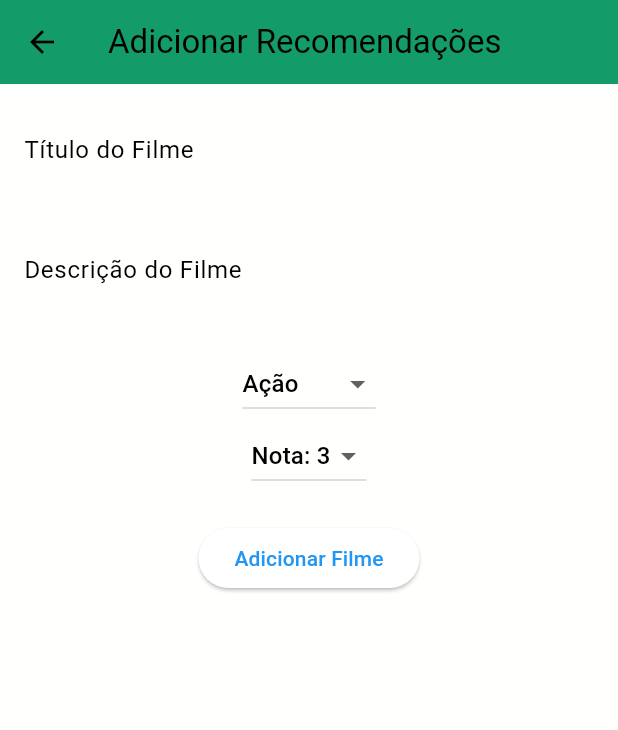
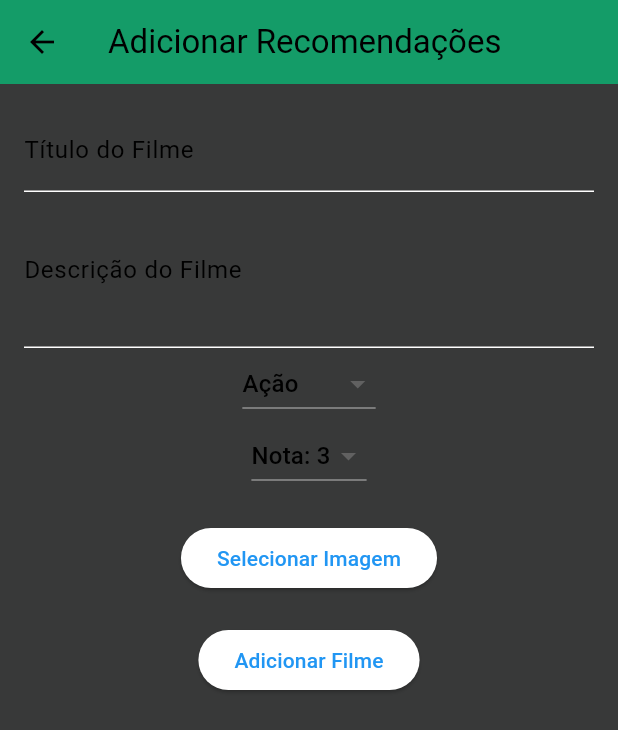
Before and after one commit to arthurhassuma/n1_mobile, a Flutter app: the screen it shows after launch, after a tap on the "add" icon, on a phone screen of 412 x 824 dp. Shown: the top 730 px of the screen. Run offline on Flutter 3.47's test engine with Material 3 defaults, Android fonts, the phone set to English and light mode, and no system bars; our stand-ins replace image_picker.

Commit message:
Versão com imagens sem estilizar

```diff
--- a/lib/add_recommendation_page.dart
+++ b/lib/add_recommendation_page.dart
@@ -1,9 +1,11 @@
 import 'package:flutter/material.dart';
+import 'package:image_picker/image_picker.dart';
+import 'dart:io';
 
 class AddRecommendationPage extends StatefulWidget {
   final Function(Map<String, String>) onAdd;
 
-  AddRecommendationPage({required this.onAdd});
+  const AddRecommendationPage({super.key, required this.onAdd});
 
   @override
   _AddRecommendationPageState createState() => _AddRecommendationPageState();
@@ -14,13 +16,28 @@ class _AddRecommendationPageState extends State<AddRecommendationPage> {
   final TextEditingController descriptionController = TextEditingController();
   String selectedCategory = 'Ação';
   String rating = '3';
+  String? selectedImagePath;
+
+  final ImagePicker _picker = ImagePicker();
+
+  Future<void> _pickImage() async {
+    // Seleciona a imagem da galeria
+    final pickedFile = await _picker.pickImage(source: ImageSource.gallery);
+
+    if (pickedFile != null) {
+      setState(() {
+        // Armazena o caminho completo da imagem para uso com Image.file
+        selectedImagePath = pickedFile.path;
+      });
+    }
+  }
 
   @override
   Widget build(BuildContext context) {
     return Scaffold(
       appBar: AppBar(
-        title: Text('Adicionar Recomendações'),
-        backgroundColor: Color(0xFF149C68),
+        title: const Text('Adicionar Recomendações'),
+        backgroundColor: const Color(0xFF149C68),
       ),
       body: Padding(
         padding: const EdgeInsets.all(16.0),
@@ -28,11 +45,11 @@ class _AddRecommendationPageState extends State<AddRecommendationPage> {
           children: [
             TextField(
               controller: titleController,
-              decoration: InputDecoration(labelText: 'Título do Filme'),
+              decoration: const InputDecoration(labelText: 'Título do Filme'),
             ),
             TextField(
               controller: descriptionController,
-              decoration: InputDecoration(labelText: 'Descrição do Filme'),
+              decoration: const InputDecoration(labelText: 'Descrição do Filme'),
               maxLines: 3,
             ),
             DropdownButton<String>(
@@ -65,7 +82,21 @@ class _AddRecommendationPageState extends State<AddRecommendationPage> {
                 });
               },
             ),
-            SizedBox(height: 20),
+            const SizedBox(height: 20),
+            ElevatedButton(
+              onPressed: _pickImage,
+              child: const Text('Selecionar Imagem'),
+            ),
+            if (selectedImagePath != null)
+              Padding(
+                padding: const EdgeInsets.symmetric(vertical: 10),
+                child: Image.file(
+                  File(selectedImagePath!), // Exibe a imagem selecionada
+                  height: 100,
+                  fit: BoxFit.cover,
+                ),
+              ),
+            const SizedBox(height: 20),
             ElevatedButton(
               onPressed: () {
                 widget.onAdd({
@@ -73,10 +104,11 @@ class _AddRecommendationPageState extends State<AddRecommendationPage> {
                   'descricao': descriptionController.text,
                   'categoria': selectedCategory,
                   'nota': rating,
+                  'imagem': selectedImagePath ?? '', // Certifica-se de que não seja nulo
                 });
                 Navigator.pop(context);
               },
-              child: Text('Adicionar Filme'),
+              child: const Text('Adicionar Filme'),
             ),
           ],
         ),
--- a/lib/home_page.dart
+++ b/lib/home_page.dart
@@ -1,9 +1,12 @@
+import 'dart:io';
 import 'package:flutter/material.dart';
 import 'add_recommendation_page.dart';
 import 'movie_detail_page.dart';
 import 'delete_recommendation_page.dart';
 
 class HomePage extends StatefulWidget {
+  const HomePage({super.key});
+
   @override
   _HomePageState createState() => _HomePageState();
 }
@@ -17,41 +20,29 @@ class _HomePageState extends State<HomePage> {
   @override
   void initState() {
     super.initState();
-    recommendations = [
-      {
-        'titulo': 'Filme A',
-        'descricao': 'Descrição do Filme A',
-        'categoria': 'Ação',
-        'nota': '4',
-      },
-      {
-        'titulo': 'Filme B',
-        'descricao': 'Descrição do Filme B',
-        'categoria': 'Comédia',
-        'nota': '5',
-      },
-    ];
+    // Inicialmente, a lista está vazia, sem os filmes A e B
+    recommendations = [];
     _filteredRecommendations = recommendations;
   }
 
   void addRecommendation(Map<String, String> movie) {
     setState(() {
       recommendations.add(movie);
-      _filteredRecommendations = recommendations;
+      _filteredRecommendations = recommendations; // Atualiza as recomendações filtradas
     });
   }
 
   void deleteRecommendation(Map<String, String> movie) {
     setState(() {
       recommendations.remove(movie);
-      _filteredRecommendations = recommendations;
+      _filteredRecommendations = recommendations; // Atualiza as recomendações filtradas
     });
   }
 
   void _searchMovies() {
     setState(() {
       _filteredRecommendations = recommendations.where((movie) {
-        return movie['titulo']?.toLowerCase().contains(_searchController.text?.toLowerCase() ?? '') ?? false;
+        return movie['titulo']?.toLowerCase().contains(_searchController.text.toLowerCase() ?? '') ?? false;
       }).toList();
     });
   }
@@ -72,11 +63,11 @@ class _HomePageState extends State<HomePage> {
   Widget build(BuildContext context) {
     return Scaffold(
       appBar: AppBar(
-        title: Text('Recomendações de Filmes', style: TextStyle(color: Color(0xFF149C68))),
-        backgroundColor: Colors.black,
+        title: const Text('Recomendações de Filmes', style: TextStyle(color: Color(0xFFfffedb))),
+        backgroundColor: const Color(0xFF149c68),
         actions: [
           Container(
-            margin: EdgeInsets.only(right: 10),
+            margin: const EdgeInsets.only(right: 10),
             child: ElevatedButton(
               onPressed: () {
                 Navigator.push(
@@ -87,12 +78,10 @@ class _HomePageState extends State<HomePage> {
                 );
               },
               style: ElevatedButton.styleFrom(
-                shape: CircleBorder(),
-                padding: EdgeInsets.all(10),
-                backgroundColor: Color(0xFFfffedb),
+                padding: const EdgeInsets.all(10),
                 elevation: 5,
               ),
-              child: Icon(Icons.add, color: Colors.black, size: 30),
+              child: const Icon(Icons.add, color: Color(0xFF000000), size: 30),
             ),
           ),
         ],
@@ -103,11 +92,19 @@ class _HomePageState extends State<HomePage> {
             padding: const EdgeInsets.all(16.0),
             child: TextField(
               controller: _searchController,
+              style: const TextStyle(color: Color(0xFFFFFFFF)), // Define a cor do texto de entrada
               decoration: InputDecoration(
                 labelText: 'Buscar filmes',
+                labelStyle: const TextStyle(color: Color(0xFFFFFFFF)), // Cor do label (placeholder)
                 suffixIcon: IconButton(
-                  icon: Icon(Icons.search),
+                  icon: const Icon(Icons.search, color: Color(0xFFFFFFFF)), // Cor do ícone de busca
                   onPressed: _searchMovies,
+                ),
+                enabledBorder: const OutlineInputBorder(
+                  borderSide: BorderSide(color: Color(0xFFfffedb)), // Borda quando não está focado
+                ),
+                focusedBorder: const OutlineInputBorder(
+                  borderSide: BorderSide(color: Color(0xFF38c958)), // Borda quando está focado
                 ),
               ),
             ),
@@ -137,13 +134,14 @@ class _HomePageState extends State<HomePage> {
               itemBuilder: (context, index) {
                 final movie = _filteredRecommendations[index];
                 return Card(
-                  color: Color(0xFF383939),
-                  margin: EdgeInsets.all(10),
+                  color: const Color(0xFF383939),
+                  margin: const EdgeInsets.all(10),
                   child: ListTile(
-                    title: Text(movie['titulo']!, style: TextStyle(color: Color(0xFF149C68))),
-                    subtitle: Text(movie['categoria']!, style: TextStyle(color: Colors.white70)),
+                    title: Text(movie['titulo']!, style: const TextStyle(color: Color(0xFF149C68))),
+                    subtitle: Text(movie['categoria']!, style: const TextStyle(color: Colors.white70)),
+                    leading: _buildImage(movie['imagem']!),
                     trailing: IconButton(
-                      icon: Icon(Icons.delete, color: Colors.black),
+                      icon: const Icon(Icons.delete, color: Colors.black),
                       onPressed: () {
                         Navigator.push(
                           context,
@@ -173,4 +171,30 @@ class _HomePageState extends State<HomePage> {
       ),
     );
   }
+
+  Widget _buildImage(String imagePath) {
+    if (imagePath.startsWith('assets/')) {
+      return Image.asset(
+        imagePath,
+        width: 50,
+        height: 50,
+        fit: BoxFit.cover,
+      );
+    } else {
+      return Image.file(
+        File(imagePath),
+        width: 50,
+        height: 50,
+        fit: BoxFit.cover,
+        errorBuilder: (context, error, stackTrace) {
+          return Image.asset(
+            'assets/placeholder.jpg',
+            width: 50,
+            height: 50,
+            fit: BoxFit.cover,
+          );
+        },
+      );
+    }
+  }
 }
--- a/lib/main.dart
+++ b/lib/main.dart
@@ -2,22 +2,24 @@ import 'package:flutter/material.dart';
 import 'home_page.dart';
 
 void main() {
-  runApp(MyApp());
+  runApp(const MyApp());
 }
 
 class MyApp extends StatelessWidget {
+  const MyApp({super.key});
+
   @override
   Widget build(BuildContext context) {
     return MaterialApp(
       title: 'Recomendações de Filmes',
       theme: ThemeData(
-        primaryColor: Color(0xFF383939),
+        primaryColor: const Color(0xFF38c958),
         colorScheme: ColorScheme.fromSwatch().copyWith(
-          secondary: Color(0xFF38C958),
+          secondary: const Color(0xFFaee637),
         ),
-        scaffoldBackgroundColor: Color(0xFFFFEDB),
+        scaffoldBackgroundColor: const Color(0x0FF383939), //Fundo do app
       ),
-      home: HomePage(),
+      home: const HomePage(),
     );
   }
 }
```
Also changed, not shown: lib/delete_recommendation_page.dart (+40 -14 lines), lib/movie_detail_page.dart (+44 -14 lines), pubspec.yaml (+6 -4 lines), pubspec.lock, 6 other files.
